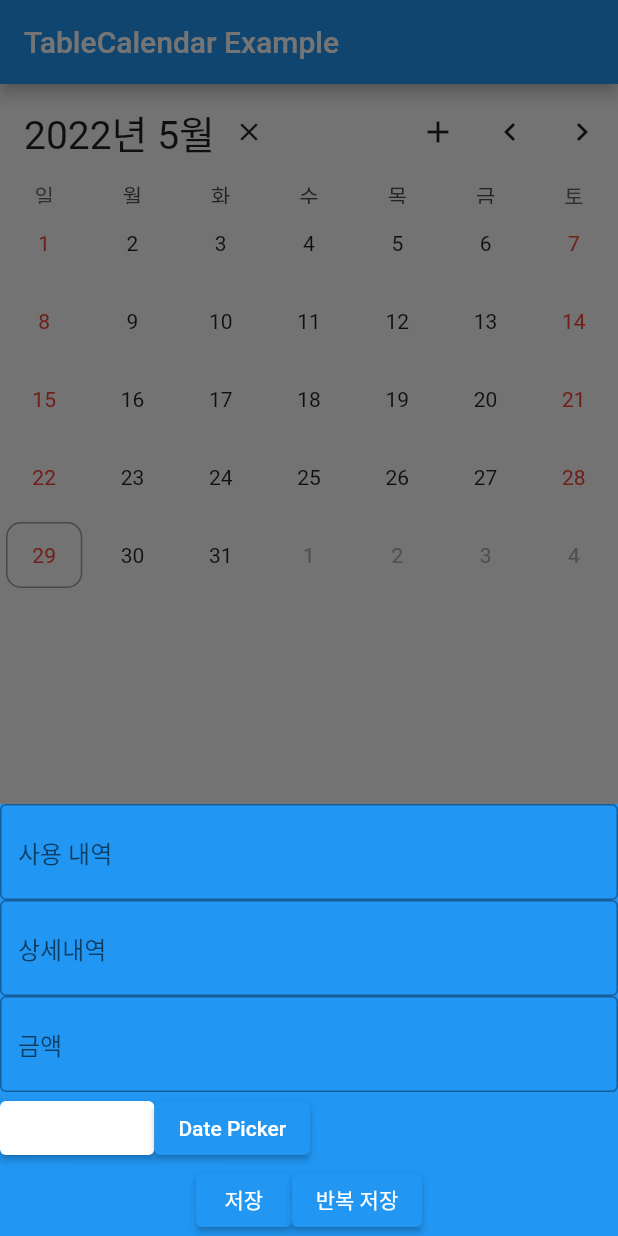
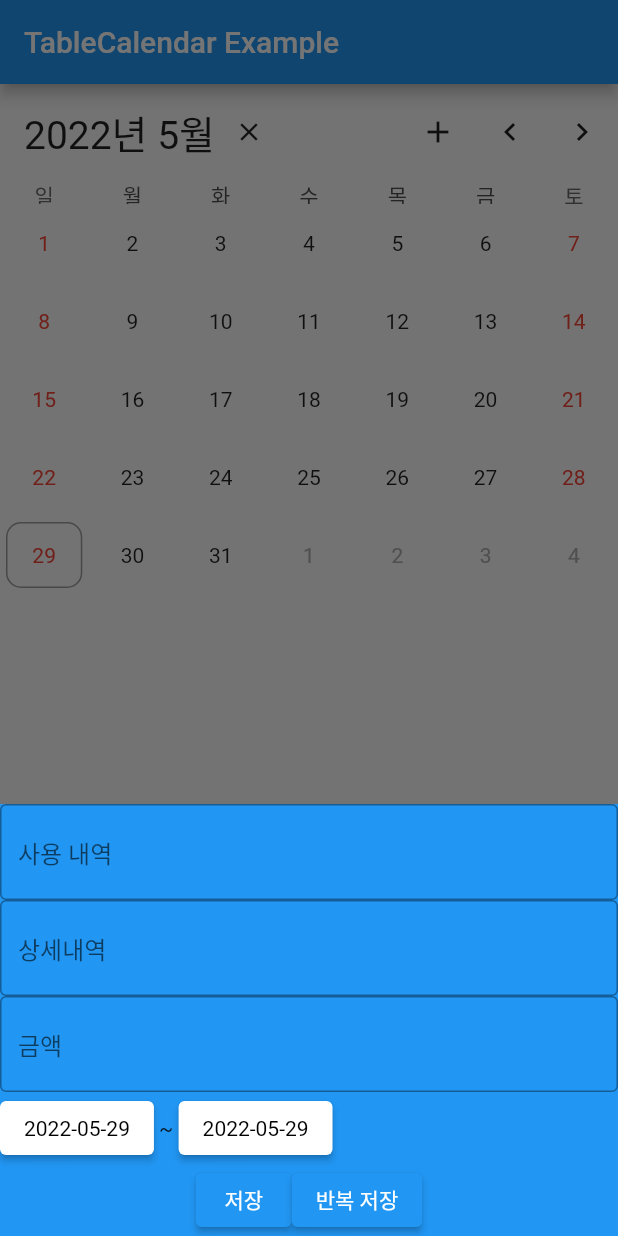
Before and after one commit to tranzal/accountbook, a Flutter app: the screen it shows after launch, after a tap on the "add" icon, on a phone screen of 412 x 824 dp. Run offline on Flutter 3.47's test engine with Material 2 defaults, Android fonts, the phone set to English and light mode, and no system bars; drawn by our look-alikes of table_calendar; our stand-ins replace get, hive, hive_flutter; accounts and stored records are empty.

```diff
--- a/lib/widgets/complexCalendar.dart
+++ b/lib/widgets/complexCalendar.dart
@@ -34,6 +34,8 @@ class _TableComplexExampleState extends State<TableComplexExample> {
   String title = '';
   String detail = '';
   int account = 0;
+
+
 
   @override
   void initState() {
@@ -115,6 +117,7 @@ class _TableComplexExampleState extends State<TableComplexExample> {
 
   @override
   Widget build(BuildContext context) {
+
     return Column(
       children: [
         listenableBuilder(),
@@ -208,7 +211,7 @@ class _TableComplexExampleState extends State<TableComplexExample> {
             if(_selectedDays.isEmpty){
               return;
             }
-            bottomSheet();
+            bottomSheet(context);
           },
           onLeftArrowTap: () {
             calendarController.pageController.previousPage(
@@ -364,12 +367,15 @@ class _TableComplexExampleState extends State<TableComplexExample> {
         )
     );
   }
-
-  void bottomSheet() {
+  void bottomSheet(BuildContext context) {
+    DateTime startDate = DateTime.now();
+    DateTime endDate = DateTime.now();
     List<CalendarModel> eventList = box.get(_selectedDays.elementAt(0).toString())?.cast<CalendarModel>()?? [];
 
     Get.bottomSheet(
-        Container(
+        StatefulBuilder(
+          builder: (context, setState) {
+            return Container(
               color: Colors.blue,
               child: Wrap(
                 children: <Widget>[
@@ -463,22 +469,38 @@ class _TableComplexExampleState extends State<TableComplexExample> {
                         ),
                         onPressed: () {
                           Future<DateTime?> selectedDate = popupDatePicker(context, _selectedDays.elementAt(0));
-
                           selectedDate.then((dateTime) {
-                        print(dateTime);
+                            if(int.parse(dateTime!.difference(DateTime.now()).inDays.toString()) < 0){
+                              return;
+                            }
+                            startDate = dateTime;
+                            setState((){
+                            });
                           });
                         },
-                    child: const Text('Date Picker'),
+                        child: Text(DateFormat('yyyy-MM-dd').format(startDate), style: const TextStyle(color: Colors.black)),
                       ),
+                      const Text(' ~ '),
                       ElevatedButton(
+                        style: ButtonStyle(
+                            textStyle: MaterialStateProperty.all(const TextStyle(
+                                color: Colors.black
+                            )),
+                            backgroundColor: MaterialStateProperty.all(Colors.white)
+                        ),
                         onPressed: () {
                           Future<DateTime?> selectedDate = popupDatePicker(context, _selectedDays.elementAt(0));
 
                           selectedDate.then((dateTime) {
-                        print(dateTime);
+                            if(int.parse(dateTime!.difference(startDate).inDays.toString()) < 0){
+                              return;
+                            }
+                            endDate = dateTime;
+                            setState((){});
                           });
+
                         },
-                    child: const Text('Date Picker'),
+                        child: Text(DateFormat('yyyy-MM-dd').format(endDate), style: const TextStyle(color: Colors.black)),
                       ),
                     ],
                   ),
@@ -511,7 +533,15 @@ class _TableComplexExampleState extends State<TableComplexExample> {
                               return;
                             }
                             eventList.add(CalendarModel(title: title, account: account, detail: detail));
-                        box.put(_selectedDays.elementAt(0).toString(), eventList);
+                            DateTime date = startDate;
+                            // while(true){
+                            //   if(endDate == date){
+                            //     return;
+                            //   }
+                            //   box.put(date, eventList);
+                            //   date = DateTime(date.year, date.month + 1, date.day);
+                            // }
+
                             setState(() {
                               _selectedEvents.value = _getEventsForDays(_selectedDays);
                             });
@@ -523,7 +553,11 @@ class _TableComplexExampleState extends State<TableComplexExample> {
                   ),
                 ],
               ),
-        )
+            );
+          },
+        ),
+
     );
   }
+
 }
```
Also changed, not shown: lib/widgets/AccountListWidget.dart (+6 -7 lines). Lines whose indentation alone changed are shown as unchanged.
